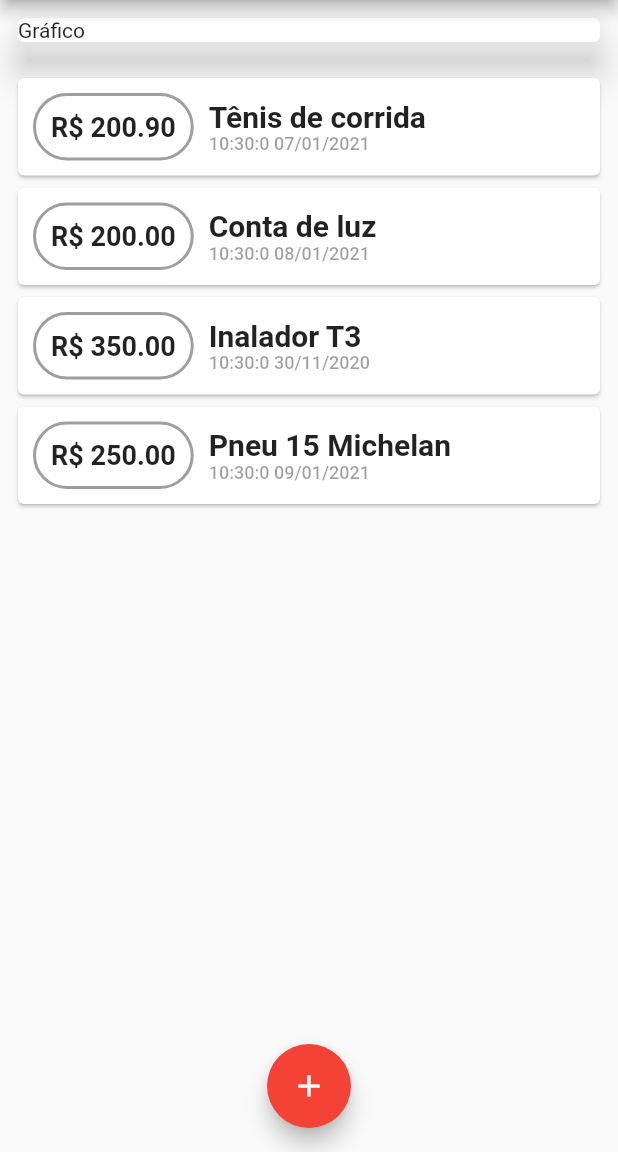
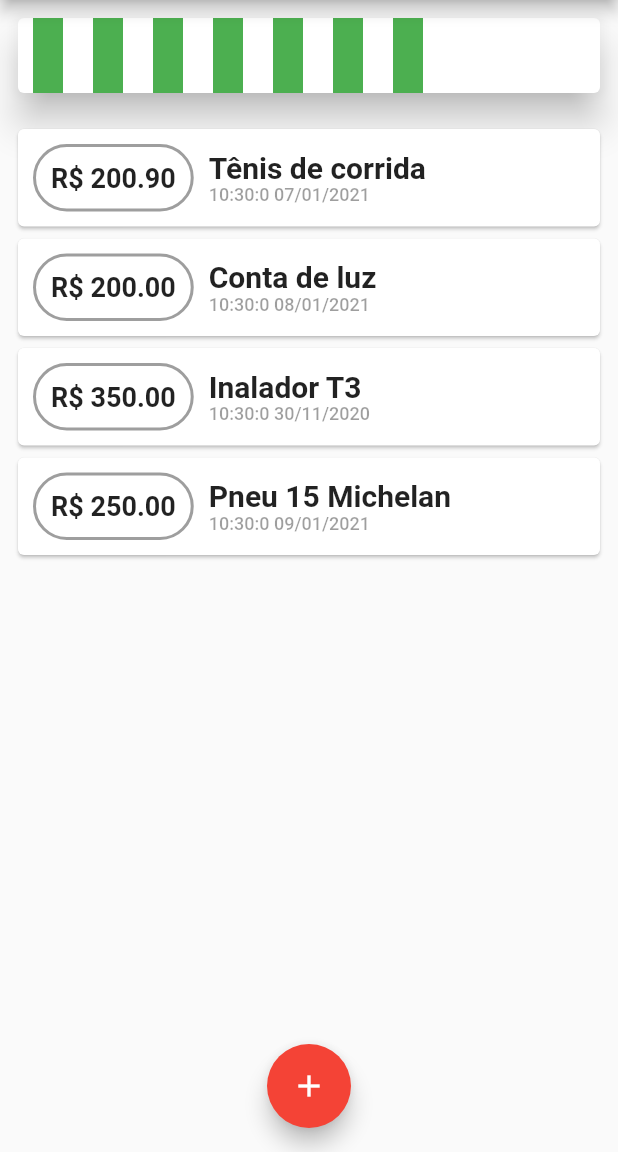
Before and after one commit to BSTK/app_expenses, a Flutter app: the screen it shows after launch, on a phone screen of 412 x 824 dp, the part 84-1236 px from its top. Run offline on Flutter 3.47's test engine with Material 2 defaults, Android fonts, the phone set to English and light mode, and no system bars.

Commit message:
main - Iniciando componente de barra do gráfico

```diff
--- /dev/null
+++ b/lib/grafico/grafico-barra.dart
@@ -0,0 +1,22 @@
+import 'package:flutter/material.dart';
+
+class GraficoBarra extends StatelessWidget {
+
+  final String dia;
+  final double valor;
+
+  GraficoBarra({
+    @required this.dia,
+    @required this.valor
+  });
+
+  @override
+  Widget build(BuildContext context) {
+    return Container(
+      margin: EdgeInsets.symmetric(horizontal: 10.0),
+      color: Colors.green,
+      width: 20.0,
+      height: 50.0,
+    );
+  }
+}
--- a/lib/grafico/grafico.dart
+++ b/lib/grafico/grafico.dart
@@ -1,5 +1,6 @@
 import 'dart:math';
 
+import 'package:app_expenses/grafico/grafico-barra.dart';
 import 'package:app_expenses/grafico/semana.dart';
 import 'package:app_expenses/trancacao/transacao.dart';
 import 'package:flutter/material.dart';
@@ -42,14 +43,16 @@ class Grafico extends StatelessWidget {
 
   @override
   Widget build(BuildContext context) {
-    transacoesAgrupadas;
     return Card(
       margin: const EdgeInsets.all(12.0),
       elevation: 10.0,
       child: Row(
-        children: [
-          Text('Gráfico')
-        ],
+        children: transacoesAgrupadas.map((transacaoAgrupada) {
+          return GraficoBarra(
+            dia: transacaoAgrupada['dia'],
+            valor: transacaoAgrupada['valor'],
+          );
+        }).toList(),
       ),
     );
   }
```
